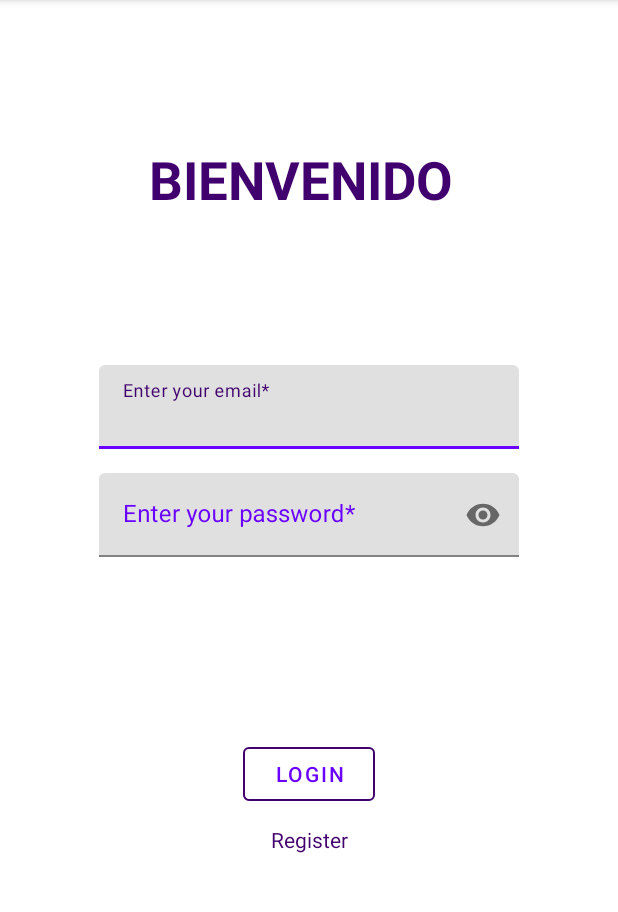
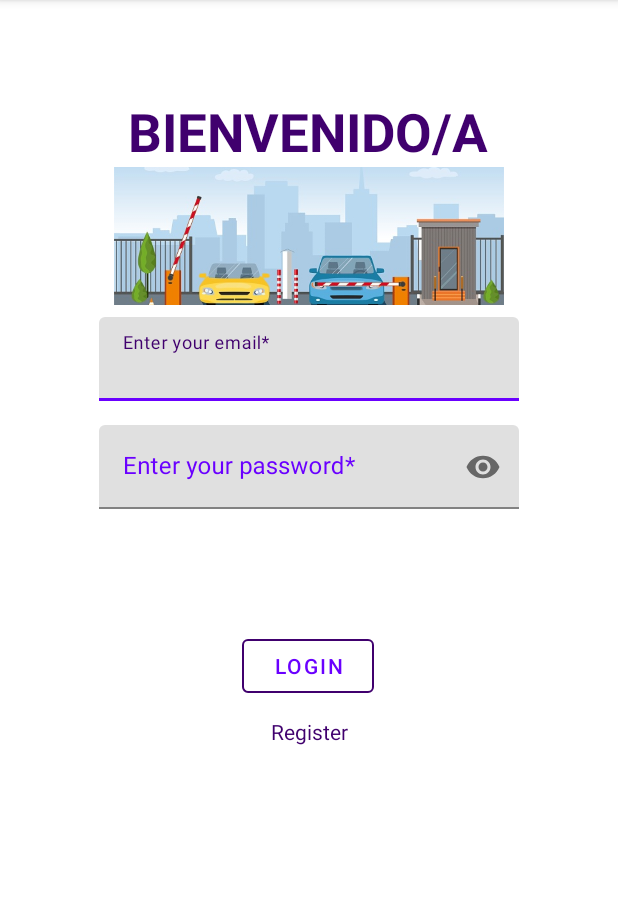
Before and after one commit to UnaiAD22/ParkinUArtano2324, an Android app: the screen it shows after launch (LoginActivity), on a phone screen of 412 x 824 dp, the part 84-996 px from its top. Run offline under Robolectric (Android 15) with nearby library versions, the light colour scheme and no system bars; our stand-ins replace Firebase (no records; nobody signed in at launch, a user with empty details on screens opened directly).

Commit message:
Annadir imagen al inicio

```diff
--- a/app/src/main/res/layout/activity_login.xml
+++ b/app/src/main/res/layout/activity_login.xml
@@ -6,56 +6,17 @@
     android:layout_height="match_parent"
     tools:context=".view.activity.LoginActivity">
 
-
-    <Button
-        android:id="@+id/loginButton"
-        style="?attr/materialButtonOutlinedStyle"
-        android:layout_width="wrap_content"
-        android:layout_height="wrap_content"
-        android:layout_marginTop="100dp"
-        android:text="Login"
-        app:layout_constraintEnd_toEndOf="parent"
-        app:layout_constraintHorizontal_bias="0.5"
-        app:layout_constraintStart_toStartOf="parent"
-        app:layout_constraintTop_toBottomOf="@+id/password"
-        app:strokeColor="@color/purple_700" />
-
-    <LinearLayout
-        android:layout_width="wrap_content"
-        android:layout_height="wrap_content"
-        android:layout_marginLeft="40dp"
-        android:layout_marginRight="40dp"
-        android:orientation="horizontal"
-        app:layout_constraintEnd_toEndOf="parent"
-        app:layout_constraintStart_toStartOf="parent"
-        app:layout_constraintTop_toBottomOf="@+id/loginButton">
-
-        <TextView
-            android:id="@+id/createAccount"
-            android:layout_width="wrap_content"
-            android:layout_height="wrap_content"
-            android:layout_marginTop="10dp"
-            android:text="Register"
-            android:textColor="@color/purple_700"
-            app:layout_constraintBottom_toBottomOf="parent"
-            app:layout_constraintEnd_toEndOf="parent"
-            app:layout_constraintHorizontal_bias="0.467"
-            app:layout_constraintStart_toStartOf="parent"
-            app:layout_constraintTop_toBottomOf="@+id/loginButton"
-            app:layout_constraintVertical_bias="0.055" />
-    </LinearLayout>
-
     <TextView
         android:id="@+id/title"
         android:layout_width="wrap_content"
         android:layout_height="wrap_content"
-        android:layout_marginTop="96dp"
-        android:text="BIENVENIDO"
+        android:layout_marginTop="64dp"
+        android:text="BIENVENIDO/A"
         android:textColor="@color/purple_700"
         android:textSize="35sp"
         android:textStyle="bold"
         app:layout_constraintEnd_toEndOf="parent"
-        app:layout_constraintHorizontal_bias="0.476"
+        app:layout_constraintHorizontal_bias="0.497"
         app:layout_constraintStart_toStartOf="parent"
         app:layout_constraintTop_toTopOf="parent" />
 
@@ -101,5 +62,54 @@
 
     </com.google.android.material.textfield.TextInputLayout>
 
+    <Button
+        android:id="@+id/loginButton"
+        style="?attr/materialButtonOutlinedStyle"
+        android:layout_width="wrap_content"
+        android:layout_height="wrap_content"
+        android:layout_marginTop="60dp"
+        android:text="Login"
+        app:layout_constraintEnd_toEndOf="parent"
+        app:layout_constraintHorizontal_bias="0.498"
+        app:layout_constraintStart_toStartOf="parent"
+        app:layout_constraintTop_toBottomOf="@+id/password"
+        app:strokeColor="@color/purple_700" />
+
+    <LinearLayout
+        android:layout_width="wrap_content"
+        android:layout_height="wrap_content"
+        android:layout_marginLeft="40dp"
+        android:layout_marginRight="40dp"
+        android:orientation="horizontal"
+        app:layout_constraintEnd_toEndOf="parent"
+        app:layout_constraintStart_toStartOf="parent"
+        app:layout_constraintTop_toBottomOf="@+id/loginButton">
+
+        <TextView
+            android:id="@+id/createAccount"
+            android:layout_width="wrap_content"
+            android:layout_height="wrap_content"
+            android:layout_marginTop="10dp"
+            android:text="Register"
+            android:textColor="@color/purple_700"
+            app:layout_constraintBottom_toBottomOf="parent"
+            app:layout_constraintEnd_toEndOf="parent"
+            app:layout_constraintHorizontal_bias="0.467"
+            app:layout_constraintStart_toStartOf="parent"
+            app:layout_constraintTop_toBottomOf="@+id/loginButton"
+            app:layout_constraintVertical_bias="0.055" />
+    </LinearLayout>
+
+    <ImageView
+        android:id="@+id/photo"
+        android:layout_width="260dp"
+        android:layout_height="92dp"
+        android:scaleType="centerCrop"
+        android:src="@drawable/ic_parking"
+        app:layout_constraintEnd_toEndOf="parent"
+        app:layout_constraintHorizontal_bias="0.5"
+        app:layout_constraintStart_toStartOf="parent"
+        app:layout_constraintTop_toBottomOf="@id/title" />
+
 
 </androidx.constraintlayout.widget.ConstraintLayout>
```
Also changed, not shown: app/src/main/res/drawable/ic_parking.jpg (added).
